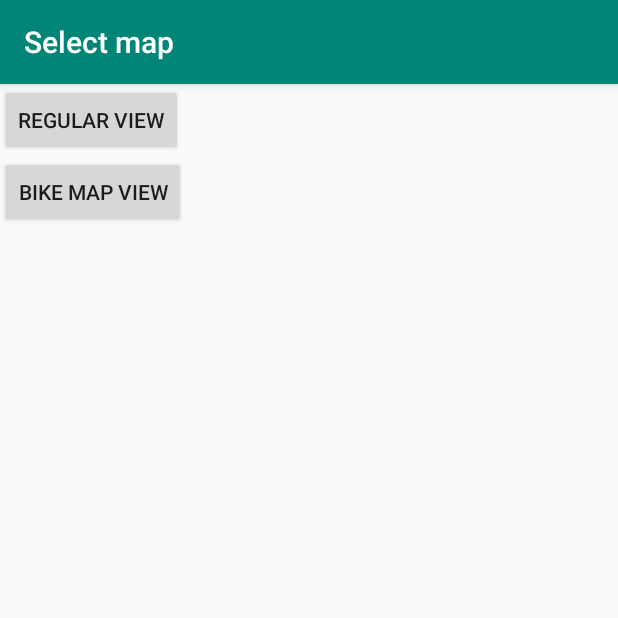
After one commit to shkenderov/Mobile-Application-Development, an Android app: the MapChooseActivity screen opened directly, with no data from a screen before it, on a phone screen of 412 x 824 dp, the top half of it. The commit adds this screen. Run offline under Robolectric (Android 15) with nearby library versions, the phone set to English and light mode, and no system bars.

Commit message:
bike map added

```diff
--- a/Week2/app/src/main/AndroidManifest.xml
+++ b/Week2/app/src/main/AndroidManifest.xml
@@ -23,6 +23,8 @@
                 <category android:name="android.intent.category.LAUNCHER" />
             </intent-filter>
         </activity>
+        <activity android:name=".MapChooseActivity" android:label="@string/selectmap">
+        </activity>
     </application>
 
 </manifest>
--- /dev/null
+++ b/Week2/app/src/main/java/com/example/myapplication/MapChooseActivity.java
@@ -0,0 +1,36 @@
+package com.example.myapplication;
+    import android.support.v7.app.AppCompatActivity;
+    import android.os.Bundle;
+    import android.content.Intent;
+    import android.widget.Button;
+    import android.view.View;
+
+    public class MapChooseActivity extends AppCompatActivity implements View.OnClickListener
+    {
+
+        public void onCreate(Bundle savedInstanceState)
+        {
+
+            super.onCreate(savedInstanceState);
+            setContentView(R.layout.activity_map_choose);
+            Button regular = (Button)findViewById(R.id.btnRegular);
+            regular.setOnClickListener(this);
+            Button hikebikemap = (Button)findViewById(R.id.btnHikeBikeMap);
+            hikebikemap.setOnClickListener(this);
+        }
+
+        @Override
+        public void onClick(View v) {
+            Intent intent = new Intent();
+            Bundle bundle=new Bundle();
+            boolean hikebikemap=false;
+            if (v.getId()==R.id.btnHikeBikeMap)
+            {
+                hikebikemap=true;
+            }
+            bundle.putBoolean("com.example.hikebikemap",hikebikemap);
+            intent.putExtras(bundle);
+            setResult(RESULT_OK,intent);
+            finish();
+        }
+    }
--- /dev/null
+++ b/Week2/app/src/main/res/layout/activity_map_choose.xml
@@ -0,0 +1,23 @@
+<?xml version="1.0" encoding="utf-8"?>
+<android.support.constraint.ConstraintLayout
+    xmlns:android="http://schemas.android.com/apk/res/android" android:layout_width="match_parent"
+    android:layout_height="match_parent">
+    <LinearLayout
+        xmlns:android="http://schemas.android.com/apk/res/android"
+        android:orientation="vertical"
+        android:layout_width="match_parent"
+        android:layout_height="match_parent">
+        <Button
+            android:layout_width="wrap_content"
+            android:layout_height="wrap_content"
+            android:text="@string/regularview"
+            android:id="@+id/btnRegular" />
+        <Button
+            android:layout_width="wrap_content"
+            android:layout_height="wrap_content"
+            android:text="@string/hikebikemapview"
+            android:id="@+id/btnHikeBikeMap" />
+    </LinearLayout>
+
+
+</android.support.constraint.ConstraintLayout>
--- /dev/null
+++ b/Week2/app/src/main/res/menu/menu.xml
@@ -0,0 +1,4 @@
+<menu
+    xmlns:android="http://schemas.android.com/apk/res/android">
+    <item android:id="@+id/choosemap" android:title="@string/choosemap"/>
+</menu>
--- a/Week2/app/src/main/res/values/strings.xml
+++ b/Week2/app/src/main/res/values/strings.xml
@@ -3,5 +3,11 @@
 
     <string name="convertBtn">Convert!</string>
 
+    <string name="regularview">Regular View</string>
+
+    <string name="hikebikemapview">Bike map view</string>
+
+    <string name="selectmap">Select map</string>
+    <string name="choosemap">Choose map</string>
 
 </resources>
```
Also changed, not shown: Week2/app/src/main/java/com/example/myapplication/MainActivity.java (+44 -1 lines).
